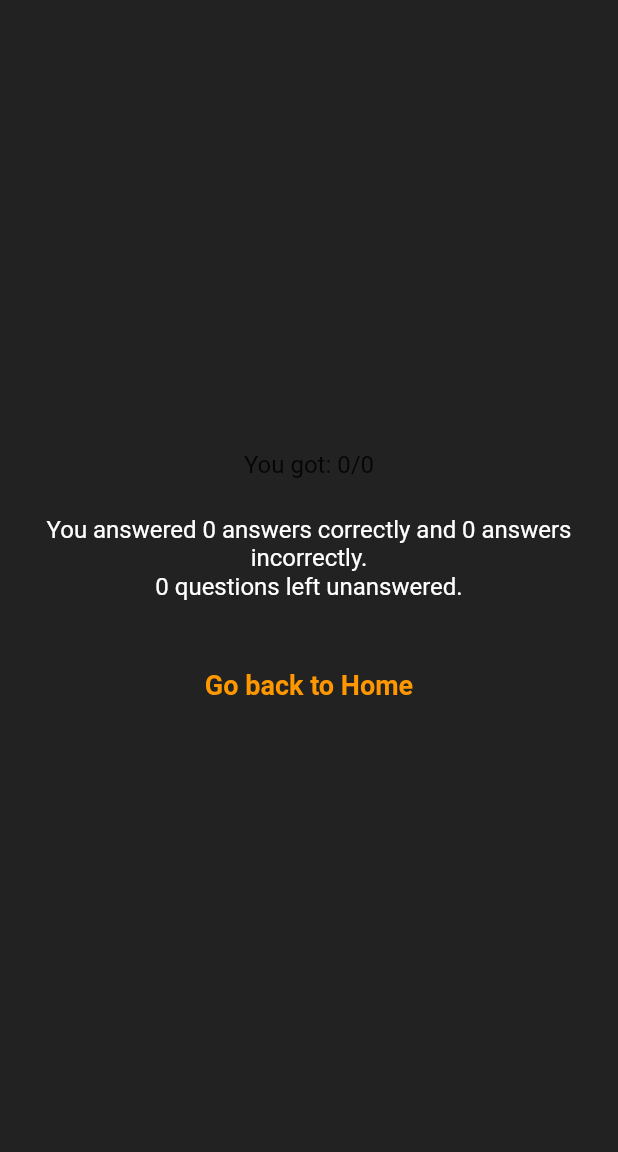
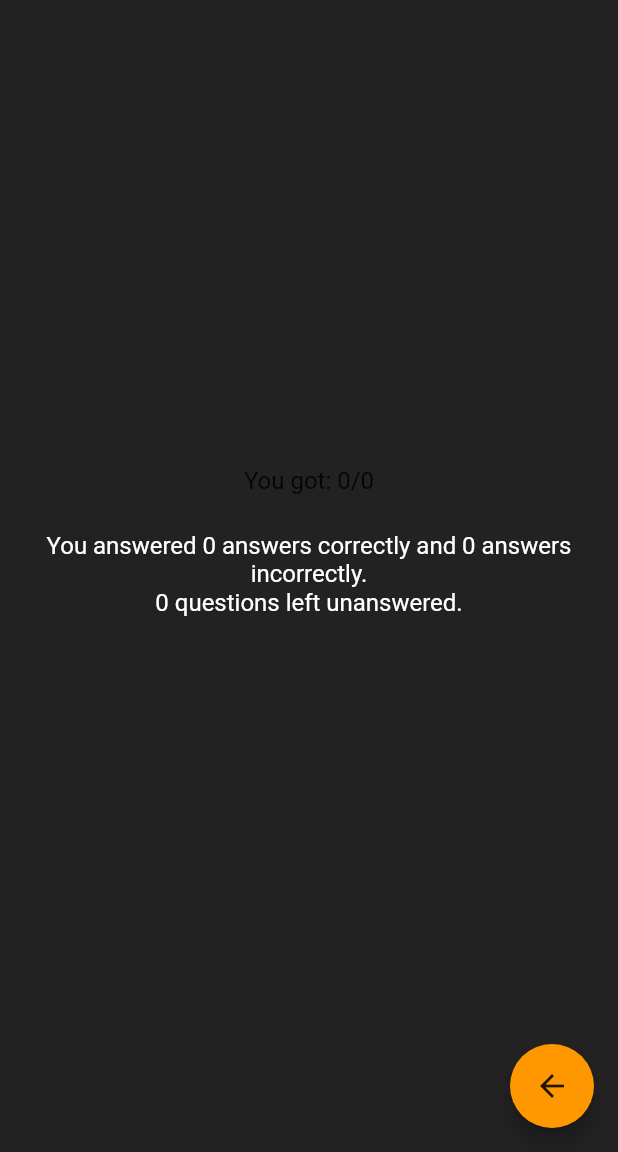
Before and after one commit to arthas168/naruto-trivia-quiz, a Flutter app: the Results screen opened directly, on a phone screen of 412 x 824 dp, the part 84-1236 px from its top. Run offline on Flutter 3.47's test engine with Material 2 defaults, Android fonts, the phone set to English and light mode, and no system bars; our stand-ins replace circular_countdown_timer, cloud_firestore, firebase_auth, firebase_core, fluttertoast, font_awesome_flutter and 2 more; missing offline and left inert: firebase_admob; accounts and stored records are empty.

Commit message:
handling back route in results screen

```diff
--- a/lib/views/results.dart
+++ b/lib/views/results.dart
@@ -23,6 +23,17 @@ class _ResultsState extends State<Results> {
   @override
   Widget build(BuildContext context) {
     return Scaffold(
+        floatingActionButton: FloatingActionButton(
+          backgroundColor: MAIN_COLOR,
+          onPressed: () async {
+            await Navigator.pushReplacement(context,
+                MaterialPageRoute(builder: (context) => SeasonsList()));
+          },
+          child: const Icon(
+            Icons.arrow_back,
+            color: SECONDARY_COLOR,
+          ),
+        ),
         backgroundColor: SECONDARY_COLOR,
         appBar: AppBar(
             title: appBar(context),
@@ -50,20 +61,6 @@ class _ResultsState extends State<Results> {
                   ),
                 ),
                 const SizedBox(height: 30),
-                GestureDetector(
-                    onTap: () {
-                      Navigator.pushReplacement(
-                          context,
-                          MaterialPageRoute(
-                              builder: (context) => SeasonsList()));
-                    },
-                    child: const Text(
-                      "Go back to Home",
-                      style: TextStyle(
-                          color: MAIN_COLOR,
-                          fontSize: 18,
-                          fontWeight: FontWeight.bold),
-                    ))
               ],
             ))));
   }
```
